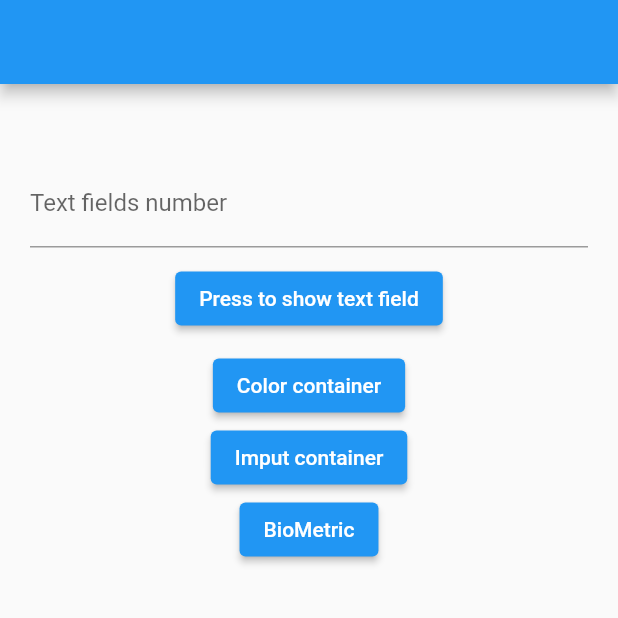
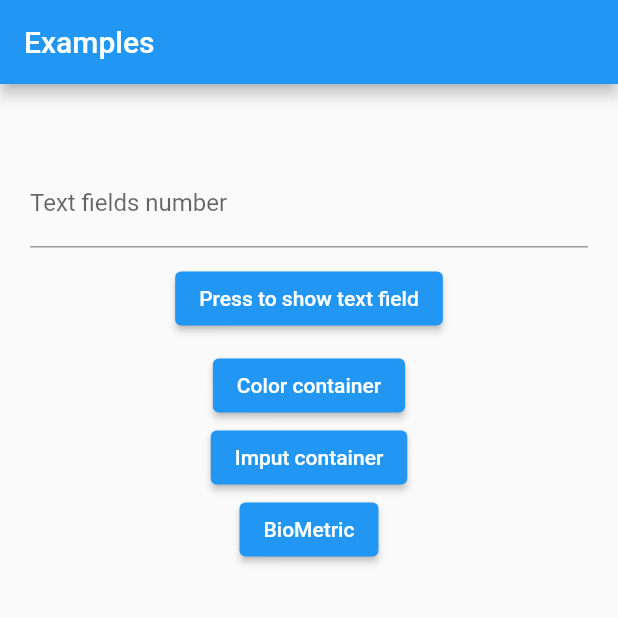
Before and after one commit to elvissalabarria/examples, a Flutter app: the screen it shows after launch, on a phone screen of 412 x 824 dp, the top half of it. Run offline on Flutter 3.47's test engine with Material 2 defaults, Android fonts, the phone set to English and light mode, and no system bars; our stand-ins replace local_auth.

Commit message:
[FIX] add title at bar name

```diff
--- a/lib/main.dart
+++ b/lib/main.dart
@@ -61,7 +61,9 @@ class _MyHomePageState extends State<MyHomePage> {
     }
 
     return Scaffold(
-      appBar: AppBar(),
+      appBar: AppBar(
+        title: const Text("Examples"),
+      ),
       body: Center(
         child: Column(
           children: [
```
